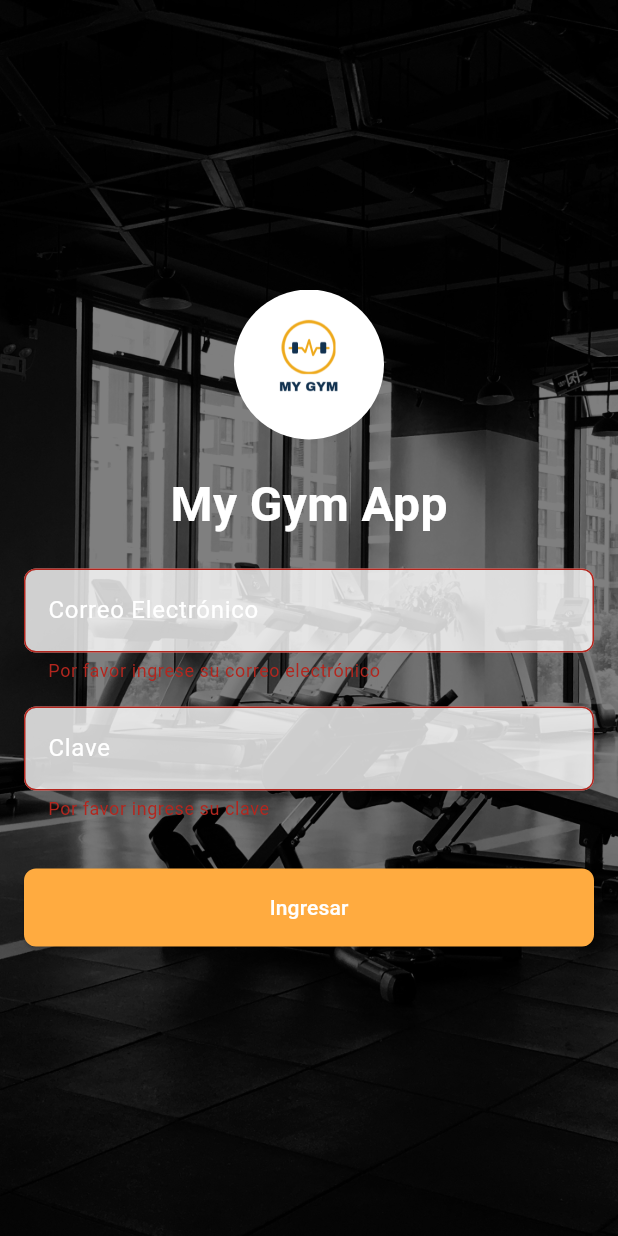
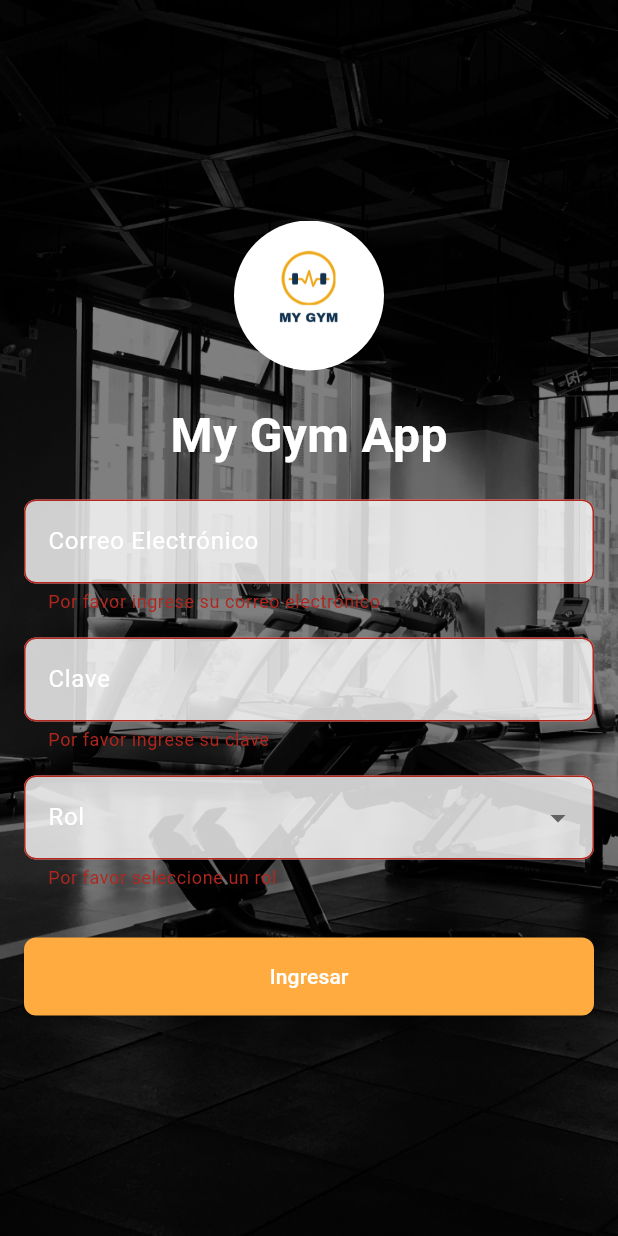
Before and after one commit to diegolopez12/MyGymApp, a Flutter app: the LoginScreen screen opened directly, after a tap on "Ingresar", on a phone screen of 412 x 824 dp. Run offline on Flutter 3.47's test engine with Material 3 defaults, Android fonts, the phone set to English and light mode, and no system bars; our stand-ins replace flutter_dotenv, qr_flutter; missing offline and left inert: provider_base_tools.

Commit message:
Codigo Yalexie

```diff
--- a/lib/main.dart
+++ b/lib/main.dart
@@ -2,9 +2,8 @@
 import 'package:flutter/material.dart';
 import 'package:flutter_dotenv/flutter_dotenv.dart';
 import 'package:mygym_app/presentation/screens/home_admin_screen.dart';
+import 'package:mygym_app/presentation/screens/login_screen.dart';
 import 'package:mygym_app/presentation/screens/home_user_screen.dart';
-
-
 import 'package:mygym_app/providers/asistencia_provider.dart';
 import 'package:mygym_app/providers/curso_provider.dart';
 import 'package:mygym_app/providers/usuario_provider.dart';
@@ -40,7 +39,7 @@ class MyApp extends StatelessWidget {
        primarySwatch: Colors.blue,
           useMaterial3: true,
          ),
-        home: const HomeAdminScreen(),
+        home: const LoginScreen(),
       ),
     );
   }
--- a/lib/models/cursos_response.dart
+++ b/lib/models/cursos_response.dart
@@ -52,21 +52,21 @@ class Attributes {
     final String nombre;
     final String descripcion;
     final String fecha;
+    final String instructor;
     final int capacidad;
     final DateTime createdAt;
     final DateTime updatedAt;
     final DateTime publishedAt;
-    final String instructor;
 
     Attributes({
         required this.nombre,
         required this.descripcion,
         required this.fecha,
+        required this.instructor,
         required this.capacidad,
         required this.createdAt,
         required this.updatedAt,
         required this.publishedAt,
-        required this.instructor,
     });
 
     factory Attributes.fromRawJson(String str) => Attributes.fromJson(json.decode(str));
@@ -76,23 +76,23 @@ class Attributes {
     factory Attributes.fromJson(Map<String, dynamic> json) => Attributes(
         nombre: json["nombre"],
         descripcion: json["descripcion"],
-        fecha: json["Fecha"],
+        fecha: json["fecha"],
+        instructor: json["instructor"],
         capacidad: json["capacidad"],
         createdAt: DateTime.parse(json["createdAt"]),
         updatedAt: DateTime.parse(json["updatedAt"]),
         publishedAt: DateTime.parse(json["publishedAt"]),
-        instructor: json["instructor"],
     );
 
     Map<String, dynamic> toJson() => {
         "nombre": nombre,
         "descripcion": descripcion,
-        "Fecha": fecha,
+        "fecha": fecha,
+        "instructor": instructor,
         "capacidad": capacidad,
         "createdAt": createdAt.toIso8601String(),
         "updatedAt": updatedAt.toIso8601String(),
         "publishedAt": publishedAt.toIso8601String(),
-        "instructor": instructor,
     };
 }
 
--- a/lib/presentation/screens/login_screen.dart
+++ b/lib/presentation/screens/login_screen.dart
@@ -1,6 +1,6 @@
 import 'package:flutter/material.dart';
 import 'package:mygym_app/presentation/screens/home_admin_screen.dart';
-//import 'home_user_screen.dart';
+import 'package:mygym_app/presentation/screens/home_user_screen.dart';
 
 class LoginScreen extends StatefulWidget {
   const LoginScreen({super.key});
@@ -13,12 +13,12 @@ class _LoginScreenState extends State<LoginScreen> {
   final _formKey = GlobalKey<FormState>();
   final _emailController = TextEditingController();
   final _passwordController = TextEditingController();
+  String? _selectedRole;
   bool _isLoading = false;
   String? _errorMessage;
 
   bool _validateEmail(String email) {
-    String emailPattern =
-        r'^[a-zA-Z0-9._%+-]+@[a-zA-Z0-9.-]+\.[a-zA-Z]{2,}$';
+    String emailPattern = r'^[a-zA-Z0-9._%+-]+@[a-zA-Z0-9.-]+\.[a-zA-Z]{2,}$';
     RegExp regex = RegExp(emailPattern);
     return regex.hasMatch(email);
   }
@@ -40,17 +40,24 @@ class _LoginScreenState extends State<LoginScreen> {
       // Simulamos una llamada de red con un retraso
       await Future.delayed(const Duration(seconds: 2));
 
-      // Aquí debería ir la lógica para verificar el correo y la clave
+      // Validamos el rol seleccionado y redirigimos según corresponda
       if (_emailController.text == "test@example.com" &&
           _passwordController.text == "Password@123") {
         // Credenciales correctas
         setState(() {
           _isLoading = false;
         });
-        Navigator.pushReplacement(
-          context,
-          MaterialPageRoute(builder: (context) => const HomeAdminScreen()),
-        );
+        if (_selectedRole == 'admin') {
+          Navigator.pushReplacement(
+            context,
+            MaterialPageRoute(builder: (context) => const HomeAdminScreen()),
+          );
+        } else if (_selectedRole == 'usuario') {
+          Navigator.pushReplacement(
+            context,
+            MaterialPageRoute(builder: (context) => const HomeUserScreen()),
+          );
+        }
       } else {
         // Credenciales incorrectas
         setState(() {
@@ -154,6 +161,38 @@ class _LoginScreenState extends State<LoginScreen> {
                           },
                         ),
                         const SizedBox(height: 16),
+                        DropdownButtonFormField<String>(
+                          value: _selectedRole,
+                          onChanged: (String? value) {
+                            setState(() {
+                              _selectedRole = value;
+                            });
+                          },
+                          items: <String>['admin', 'usuario']
+                              .map<DropdownMenuItem<String>>(
+                                (String value) => DropdownMenuItem<String>(
+                                  value: value,
+                                  child: Text(value),
+                                ),
+                              )
+                              .toList(),
+                          decoration: InputDecoration(
+                            labelText: 'Rol',
+                            labelStyle: const TextStyle(color: Colors.white),
+                            filled: true,
+                            fillColor: Colors.white.withOpacity(0.8),
+                            border: OutlineInputBorder(
+                              borderRadius: BorderRadius.circular(8.0),
+                            ),
+                          ),
+                          validator: (value) {
+                            if (value == null || value.isEmpty) {
+                              return 'Por favor seleccione un rol';
+                            }
+                            return null;
+                          },
+                        ),
+                        const SizedBox(height: 16),
                         if (_errorMessage != null)
                           Text(
                             _errorMessage!,
```
Also changed, not shown: pubspec.lock, 1 other file.
